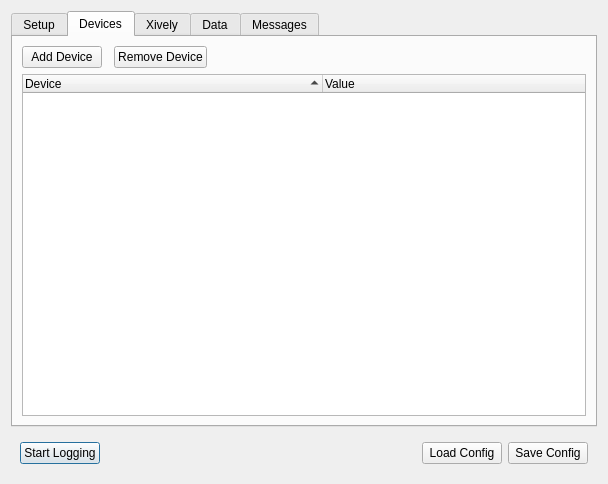
Old version of the form src/brickv/ui/logger_setup.ui in the repository D4wN/brickv.
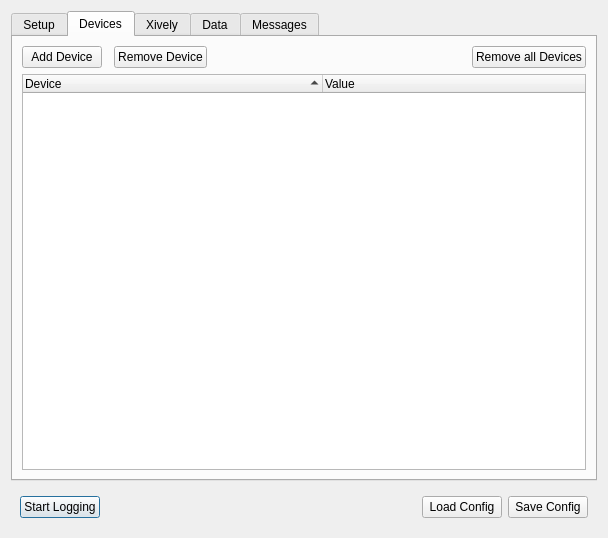
New version of the form. The open tabs and pages were chosen to show the change.

Commit message: more device dialog functions

```diff
--- a/src/brickv/ui/logger_setup.ui
+++ b/src/brickv/ui/logger_setup.ui
@@ -7,7 +7,7 @@
     <x>0</x>
     <y>0</y>
     <width>608</width>
-    <height>474</height>
+    <height>538</height>
    </rect>
   </property>
   <property name="windowTitle">
@@ -435,7 +435,7 @@
            </property>
           </widget>
          </item>
-         <item row="0" column="3">
+         <item row="0" column="4">
           <spacer name="horizontalSpacer_7">
            <property name="orientation">
             <enum>Qt::Horizontal</enum>
@@ -448,7 +448,14 @@
            </property>
           </spacer>
          </item>
-         <item row="1" column="0" colspan="4">
+         <item row="0" column="5">
+          <widget class="QPushButton" name="btn_remove_all_devices">
+           <property name="text">
+            <string>Remove all Devices</string>
+           </property>
+          </widget>
+         </item>
+         <item row="1" column="0" colspan="6">
           <widget class="QTreeWidget" name="tree_devices">
            <property name="uniformRowHeights">
             <bool>true</bool>
```
The commit also changes 3 other files.
